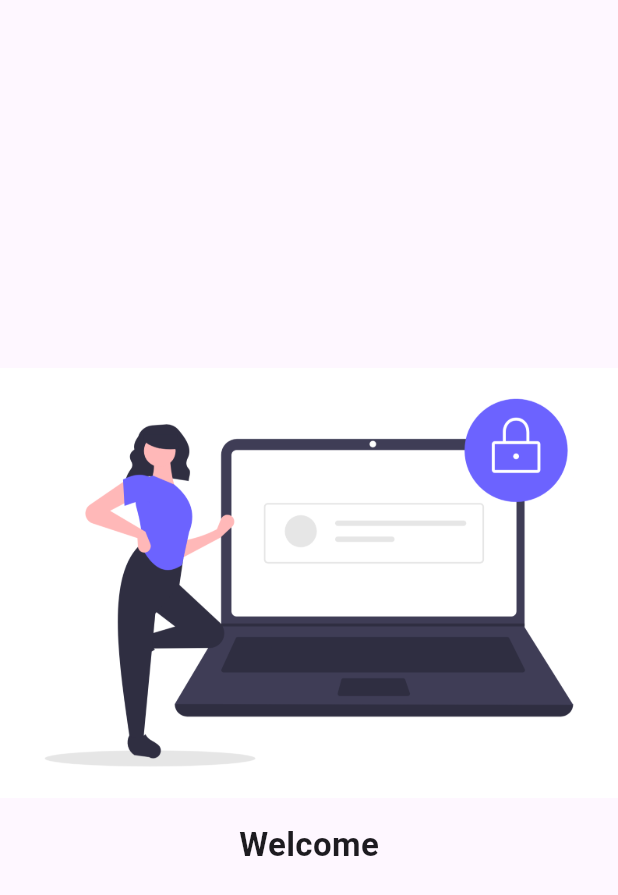
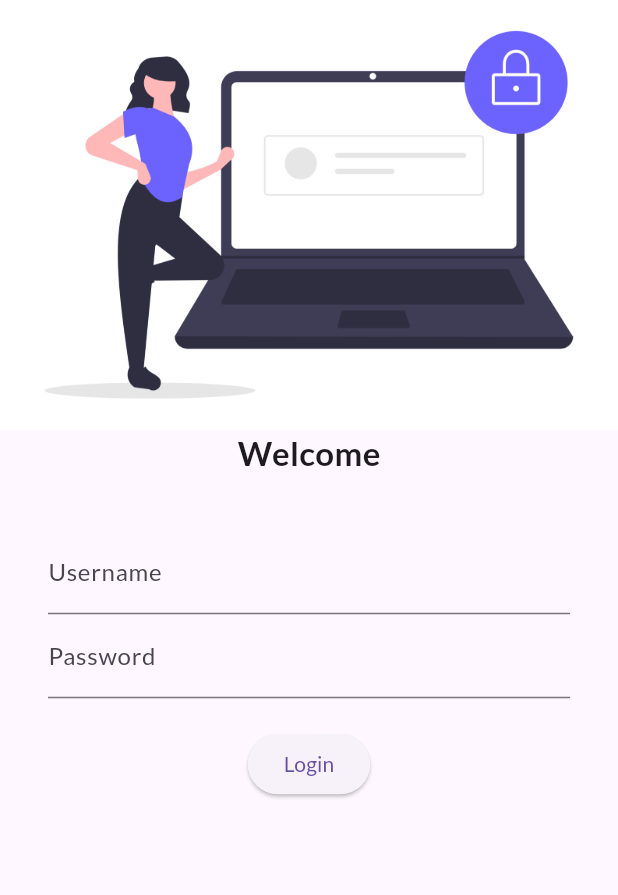
Before and after one commit to xeyynon/Flutter, a Flutter app: the screen it shows after launch, on a phone screen of 412 x 824 dp. Shown: the top 895 px of the screen. Run offline on Flutter 3.47's test engine with Material 3 defaults, Android fonts, the phone set to English and light mode, and no system bars; our stand-ins replace google_fonts.

Commit message:
day 4 competed

```diff
--- a/lib/main.dart
+++ b/lib/main.dart
@@ -1,4 +1,5 @@
 import 'package:flutter/material.dart';
+import 'package:google_fonts/google_fonts.dart';
 import 'pages/home_page.dart';
 import 'pages/login_page.dart';
 
@@ -12,9 +13,10 @@ class MyApp extends StatelessWidget {
   @override
   Widget build(BuildContext context) {
     return MaterialApp(
-
       themeMode: ThemeMode.light,
-      theme: ThemeData(primarySwatch: Colors.purple),
+      theme: ThemeData(
+          primarySwatch: Colors.deepPurple,
+          fontFamily: GoogleFonts.lato().fontFamily),
       darkTheme: ThemeData(brightness: Brightness.dark),
       initialRoute: "/",
       routes: {
@@ -22,7 +24,6 @@ class MyApp extends StatelessWidget {
         "/home": (context) => const HomePage(),
         "/login": (context) => const loginPage(),
       },
-
     );
   }
 }
--- a/lib/pages/login_page.dart
+++ b/lib/pages/login_page.dart
@@ -7,7 +7,6 @@ class loginPage extends StatelessWidget {
   Widget build(BuildContext context) {
     return Material(
       child: Column(
-        mainAxisAlignment: MainAxisAlignment.center,
         children: [
           Image.asset(
             "assets/images/login_image.png",
@@ -15,7 +14,6 @@ class loginPage extends StatelessWidget {
               return const Text("Failed to load image");
             },
           ),
-          const SizedBox(height: 16),
           const Text(
             "Welcome",
             style: TextStyle(
@@ -23,6 +21,39 @@ class loginPage extends StatelessWidget {
               fontWeight: FontWeight.bold,
             ),
           ),
+          SizedBox(
+            height: 20.0,
+          ),
+          Padding(
+            padding:
+                const EdgeInsets.symmetric(vertical: 16.0, horizontal: 32.0),
+            child: Column(
+              children: [
+                TextFormField(
+                  decoration: InputDecoration(
+                    hintText: "Enter Username",
+                    labelText: "Username",
+                  ),
+                ),
+                TextFormField(
+                  obscureText: true,
+                  decoration: InputDecoration(
+                    hintText: "Enter Password",
+                    labelText: "Password",
+                  ),
+                ),
+                SizedBox(
+                  height: 20.0,
+                ),
+                ElevatedButton(
+                    child: Text("Login"),
+                    style: TextButton.styleFrom(),
+                    onPressed: () {
+                      print("HEllo Surya");
+                    })
+              ],
+            ),
+          )
         ],
       ),
     );
```
Also changed, not shown: lib/ggg.dart (added, +128 -0 lines), pubspec.yaml (+94 -1 lines), pubspec.lock, 1 other file.
